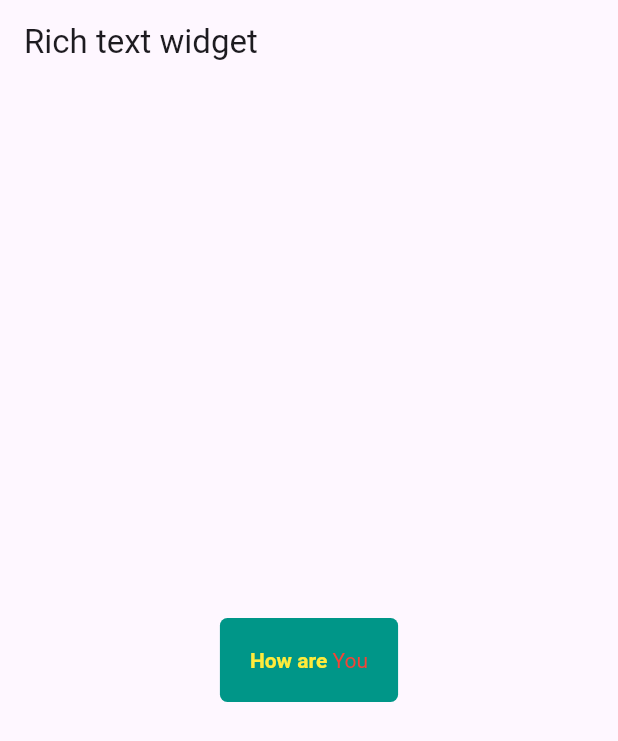
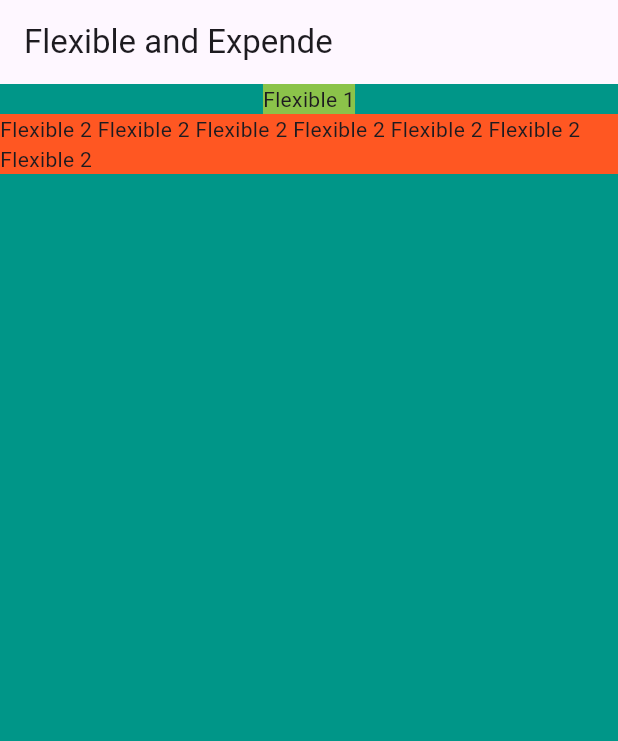
Before and after one commit to deva02ashish/Flutter_widget, a Flutter app: the screen it shows after launch, on a phone screen of 412 x 824 dp. Shown: the top 741 px of the screen. Run offline on Flutter 3.47's test engine with Material 3 defaults, Android fonts, the phone set to English and light mode, and no system bars.

Commit message:
flexible and expended widget

```diff
--- /dev/null
+++ b/lib/flutter_widget/flexible_expended_widget.dart
@@ -0,0 +1,31 @@
+
+import 'package:flutter/material.dart';
+
+class FlexibleExpendedWidget extends StatelessWidget {
+
+
+  @override
+  Widget build(BuildContext context) {
+    return Scaffold(
+      appBar: AppBar(
+        title: Text("Flexible and Expende"),
+      ),
+      body: Container(
+        color: Colors.teal,
+        child: Column(
+          children: [
+            Container(
+              color: Colors.lightGreen,
+                child: Text("Flexible 1")),
+            Flexible(
+              fit: FlexFit.loose,
+              child: Container(
+                color: Colors.deepOrange,
+                  child: Text("Flexible 2 Flexible 2 Flexible 2 Flexible 2 Flexible 2 Flexible 2 Flexible 2")),
+            ),
+          ],
+        ),
+      ),
+    );
+  }
+}
--- a/lib/main.dart
+++ b/lib/main.dart
@@ -1,5 +1,6 @@
 import 'package:flutter/material.dart';
 import 'package:flutter_widget/flutter_widget/container_widget.dart';
+import 'package:flutter_widget/flutter_widget/flexible_expended_widget.dart';
 import 'package:flutter_widget/flutter_widget/rich_text_widget.dart';
 import 'package:flutter_widget/flutter_widget/row_column_widget.dart';
 import 'package:flutter_widget/flutter_widget/text_widget.dart';
@@ -22,7 +23,7 @@ class MyApp extends StatelessWidget {
         colorScheme: ColorScheme.fromSeed(seedColor: Colors.deepPurple),
         useMaterial3: true,
       ),
-      home: RichTextWidget(),
+      home: FlexibleExpendedWidget(),
     );
   }
 }
```
